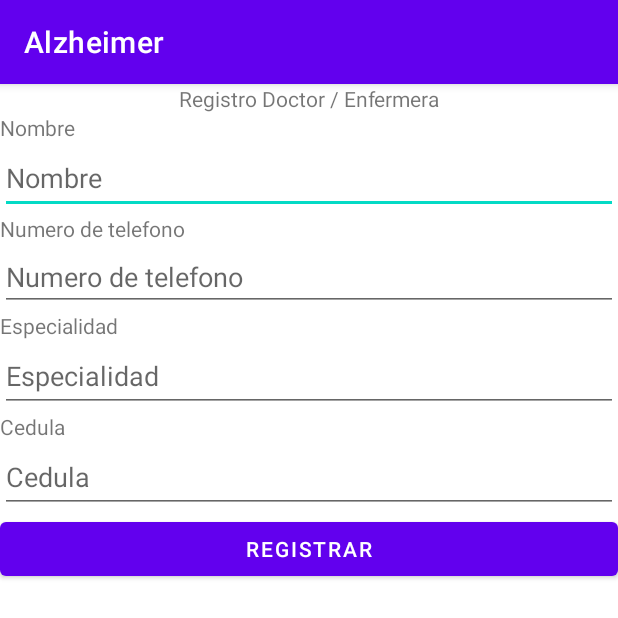
After one commit to CarlosAlbertoLS/Alzheimer-Android, an Android app: the DoctorAndNurseActivity screen opened directly, with no data from a screen before it, on a phone screen of 412 x 824 dp. The commit adds this screen. Shown: the top 618 px of the screen. Run offline under Robolectric (Android 15) with nearby library versions, the phone set to English and light mode, and no system bars.

Commit message:
Se creo DoctorAndNurseActivity y se creo su vista, tambien se agrego la parte logica en CreateAccount para dirigirse a esa Actividad

```diff
--- a/app/src/main/AndroidManifest.xml
+++ b/app/src/main/AndroidManifest.xml
@@ -9,6 +9,9 @@
         android:roundIcon="@mipmap/ic_launcher_round"
         android:supportsRtl="true"
         android:theme="@style/Theme.Alzheimer">
+        <activity
+            android:name=".view.DoctorAndNurseActivity"
+            android:exported="false" />
         <activity
             android:name=".view.PatientActivity"
             android:exported="false" />
--- a/app/src/main/java/com/example/alzheimer/model/CreateAccount.kt
+++ b/app/src/main/java/com/example/alzheimer/model/CreateAccount.kt
@@ -8,6 +8,7 @@ import android.widget.Toast
 import com.example.alzheimer.view.HomeActivity
 import com.example.alzheimer.databinding.ActivityCreateAccountBinding
 import com.example.alzheimer.model.firebase.AuthFirebase
+import com.example.alzheimer.view.DoctorAndNurseActivity
 import com.example.alzheimer.view.PatientActivity
 
 class CreateAccount : AppCompatActivity(), RadioGroup.OnCheckedChangeListener {
@@ -35,9 +36,19 @@ class CreateAccount : AppCompatActivity(), RadioGroup.OnCheckedChangeListener {
                     1-> {
                         showPatientActivity(email.toString())
                     }
+                    3,4 ->{
+                        showDoctorAndNurseActivity(email.toString())
+                    }
                 }
             }
         }
+    }
+
+    private fun showDoctorAndNurseActivity(email: String) {
+        val homeIntent = Intent(this, DoctorAndNurseActivity::class.java).apply {
+            putExtra("mail", email)
+        }
+        startActivity(homeIntent)
     }
 
     override fun onCheckedChanged(p0: RadioGroup?, idRadio: Int) {
--- a/app/src/main/java/com/example/alzheimer/model/firebase/DbFirestorePatient.kt
+++ b/app/src/main/java/com/example/alzheimer/model/firebase/DbFirestoreAll.kt
@@ -3,7 +3,7 @@ package com.example.alzheimer.model.firebase
 import com.google.firebase.firestore.FirebaseFirestore
 import com.google.firebase.ktx.Firebase
 
-class DbFirestorePatient {
+class DbFirestoreAll {
     private val db = FirebaseFirestore.getInstance()
 
     fun saveDataUserPatient(email: String, name: String, phoneNumber: String, birthday: String,
@@ -17,11 +17,13 @@ class DbFirestorePatient {
         )
     }
 
-    fun setDataUserPatient(email: String):String{
-        var name: String =""
-        db.collection("Patients").document(email).get().addOnSuccessListener {
-            name = (it.get("Name") as String?).toString()
-        }
-        return name
+    fun saveDataUserDoctorAndNurse(email: String, name: String, phoneNumber: String, speciality: String,
+                            cedula: String,){
+        db.collection("Patients").document(email).set(
+            hashMapOf("Name" to name,
+                "Phone Number" to phoneNumber,
+                "Speciality" to speciality,
+                "Cedula" to cedula)
+        )
     }
 }
--- /dev/null
+++ b/app/src/main/java/com/example/alzheimer/view/DoctorAndNurseActivity.kt
@@ -0,0 +1,14 @@
+package com.example.alzheimer.view
+
+import androidx.appcompat.app.AppCompatActivity
+import android.os.Bundle
+import com.example.alzheimer.databinding.ActivityDoctorAndNurseBinding
+
+class DoctorAndNurseActivity : AppCompatActivity() {
+    private lateinit var binding: ActivityDoctorAndNurseBinding
+    override fun onCreate(savedInstanceState: Bundle?) {
+        super.onCreate(savedInstanceState)
+        binding = ActivityDoctorAndNurseBinding.inflate(layoutInflater)
+        setContentView(binding.root)
+    }
+}
--- a/app/src/main/java/com/example/alzheimer/view/HomeActivity.kt
+++ b/app/src/main/java/com/example/alzheimer/view/HomeActivity.kt
@@ -2,17 +2,21 @@ package com.example.alzheimer.view
 
 import androidx.appcompat.app.AppCompatActivity
 import android.os.Bundle
-import android.widget.Toast
-import com.example.alzheimer.R
 import com.example.alzheimer.databinding.ActivityHomeBinding
-import com.example.alzheimer.model.firebase.DbFirestorePatient
+import com.google.firebase.firestore.FirebaseFirestore
 
 class HomeActivity : AppCompatActivity() {
     private lateinit var binding: ActivityHomeBinding
+    private val db = FirebaseFirestore.getInstance()
     override fun onCreate(savedInstanceState: Bundle?) {
         super.onCreate(savedInstanceState)
         binding = ActivityHomeBinding.inflate(layoutInflater)
         setContentView(binding.root)
 
     }
+    fun setDataUserPatient(email: String) {
+        db.collection("Patients").document(email).get().addOnSuccessListener {
+            binding.textView2.setText(it.get("Name") as String?).toString()
+        }
+    }
 }
--- a/app/src/main/java/com/example/alzheimer/view/PatientActivity.kt
+++ b/app/src/main/java/com/example/alzheimer/view/PatientActivity.kt
@@ -5,7 +5,7 @@ import androidx.appcompat.app.AppCompatActivity
 import android.os.Bundle
 import android.widget.Toast
 import com.example.alzheimer.databinding.ActivityPatientBinding
-import com.example.alzheimer.model.firebase.DbFirestorePatient
+import com.example.alzheimer.model.firebase.DbFirestoreAll
 
 class PatientActivity : AppCompatActivity() {
     private lateinit var binding: ActivityPatientBinding
@@ -37,7 +37,7 @@ class PatientActivity : AppCompatActivity() {
         val birthday = binding.editBirthday.text
         val weight = binding.editTextTextPersonName5.text
         val height = binding.editTextTextPersonName6.text
-        val dbfirestore = DbFirestorePatient()
+        val dbfirestore = DbFirestoreAll()
         binding.button.setOnClickListener {
             if (!name.isNullOrEmpty()) {
                 val homeIntent = Intent(this, HomeActivity::class.java)
--- /dev/null
+++ b/app/src/main/res/layout/activity_doctor_and_nurse.xml
@@ -0,0 +1,86 @@
+<?xml version="1.0" encoding="utf-8"?>
+<androidx.constraintlayout.widget.ConstraintLayout xmlns:android="http://schemas.android.com/apk/res/android"
+    xmlns:app="http://schemas.android.com/apk/res-auto"
+    xmlns:tools="http://schemas.android.com/tools"
+    android:layout_width="match_parent"
+    android:layout_height="match_parent"
+    tools:context=".view.DoctorAndNurseActivity">
+
+    <LinearLayout
+        android:layout_width="match_parent"
+        android:layout_height="match_parent"
+        android:orientation="vertical">
+
+        <TextView
+            android:id="@+id/textView15"
+            android:layout_width="wrap_content"
+            android:layout_height="wrap_content"
+            android:layout_gravity="center_horizontal"
+            android:text="@string/doctorandnurse" />
+
+        <TextView
+            android:id="@+id/textView16"
+            android:layout_width="match_parent"
+            android:layout_height="wrap_content"
+            android:text="@string/name" />
+
+        <EditText
+            android:id="@+id/editTextTextPersonName2"
+            android:layout_width="match_parent"
+            android:layout_height="wrap_content"
+            android:ems="10"
+            android:inputType="textPersonName"
+            android:minHeight="48dp"
+            android:hint="@string/name" />
+
+        <TextView
+            android:id="@+id/textView17"
+            android:layout_width="match_parent"
+            android:layout_height="wrap_content"
+            android:text="@string/phoneNumber" />
+
+        <EditText
+            android:id="@+id/editTextPhone"
+            android:layout_width="match_parent"
+            android:layout_height="wrap_content"
+            android:ems="10"
+            android:inputType="phone"
+            android:hint="@string/phoneNumber"/>
+
+        <TextView
+            android:id="@+id/textView18"
+            android:layout_width="match_parent"
+            android:layout_height="wrap_content"
+            android:text="@string/speciality" />
+
+        <EditText
+            android:id="@+id/editTextTextPersonName4"
+            android:layout_width="match_parent"
+            android:layout_height="wrap_content"
+            android:ems="10"
+            android:inputType="textPersonName"
+            android:minHeight="48dp"
+            android:hint="@string/speciality" />
+
+        <TextView
+            android:id="@+id/textView19"
+            android:layout_width="match_parent"
+            android:layout_height="wrap_content"
+            android:text="@string/cedula" />
+
+        <EditText
+            android:id="@+id/editTextTextPersonName7"
+            android:layout_width="match_parent"
+            android:layout_height="wrap_content"
+            android:ems="10"
+            android:inputType="textPersonName"
+            android:minHeight="48dp"
+            android:hint="@string/cedula" />
+
+        <Button
+            android:id="@+id/button2"
+            android:layout_width="match_parent"
+            android:layout_height="wrap_content"
+            android:text="@string/registrar" />
+    </LinearLayout>
+</androidx.constraintlayout.widget.ConstraintLayout>
--- a/app/src/main/res/values/strings.xml
+++ b/app/src/main/res/values/strings.xml
@@ -28,4 +28,5 @@
     <string name="weight">Peso</string>
     <string name="height">Altura</string>
     <string name="blood">Tipo de sangre</string>
+    <string name="doctorandnurse">Registro Doctor / Enfermera</string>
 </resources>
```
